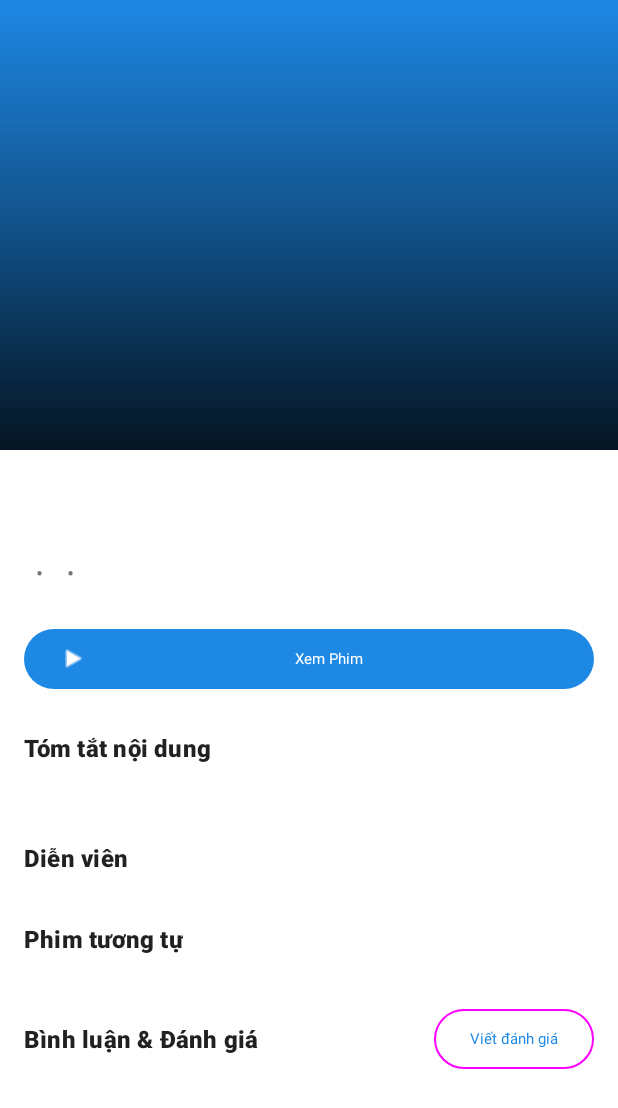
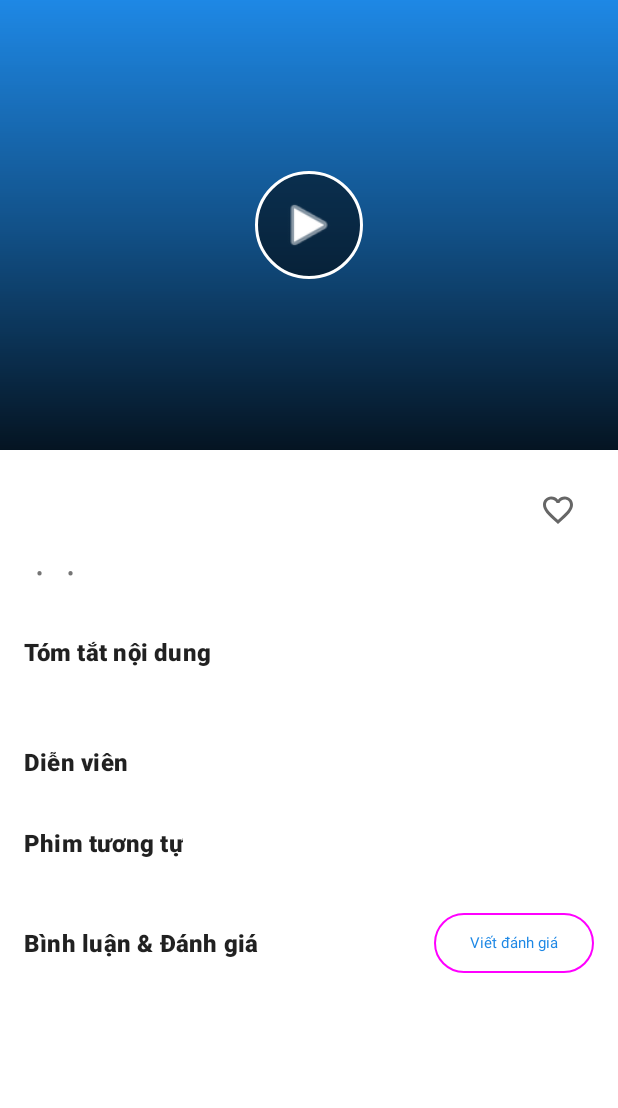
Before and after one commit to mthang045/Hidayapp, an Android app: the MovieDetailActivity screen opened directly, with no data from a screen before it, on a phone screen of 412 x 824 dp. Shown: the top 1108 px of the screen. Run offline under Robolectric (Android 15) with nearby library versions, the phone set to English and light mode, and no system bars; our stand-ins replace Firebase (no records; nobody signed in at launch, a user with empty details on screens opened directly); pictures from the network do not load; 2 statements that could not run were skipped.

Commit message:
Cập nhật trang thông tin phim

```diff
--- /dev/null
+++ b/app/src/main/res/drawable/ic_favorite_border.xml
@@ -0,0 +1,10 @@
+<vector xmlns:android="http://schemas.android.com/apk/res/android"
+    android:width="24dp"
+    android:height="24dp"
+    android:viewportWidth="24"
+    android:viewportHeight="24"
+    android:tint="?attr/colorControlNormal">
+    <path
+        android:fillColor="@android:color/white"
+        android:pathData="M16.5,3c-1.74,0 -3.41,0.81 -4.5,2.09C10.91,3.81 9.24,3 7.5,3 4.42,3 2,5.42 2,8.5c0,3.78 3.4,6.86 8.55,11.54L12,21.35l1.45,-1.32C18.6,15.36 22,12.28 22,8.5 22,5.42 19.58,3 16.5,3zM12.1,18.55l-0.1,0.1 -0.1,-0.1C7.14,14.24 4,11.39 4,8.5 4,6.5 5.5,5 7.5,5c1.54,0 3.04,0.99 3.57,2.36h1.87C13.46,5.99 14.96,5 16.5,5c2,0 3.5,1.5 3.5,3.5 0,2.89 -3.14,5.74 -7.9,10.05z"/>
+</vector>
--- /dev/null
+++ b/app/src/main/res/drawable/ic_favorite_filled.xml
@@ -0,0 +1,10 @@
+<vector xmlns:android="http://schemas.android.com/apk/res/android"
+    android:width="24dp"
+    android:height="24dp"
+    android:viewportWidth="24"
+    android:viewportHeight="24"
+    android:tint="#FF5252">
+    <path
+        android:fillColor="@android:color/white"
+        android:pathData="M12,21.35l-1.45,-1.32C5.4,15.36 2,12.28 2,8.5 2,5.42 4.42,3 7.5,3c1.74,0 3.41,0.81 4.5,2.09C13.09,3.81 14.76,3 16.5,3 19.58,3 22,5.42 22,8.5c0,3.78 -3.4,6.86 -8.55,11.54L12,21.35z"/>
+</vector>
--- /dev/null
+++ b/app/src/main/res/drawable/play_button_background.xml
@@ -0,0 +1,8 @@
+<?xml version="1.0" encoding="utf-8"?>
+<shape xmlns:android="http://schemas.android.com/apk/res/android"
+    android:shape="oval">
+    <solid android:color="#80000000" /> <!-- Màu đen mờ 50% -->
+    <stroke
+        android:width="2dp"
+        android:color="@android:color/white" />
+</shape>
--- a/app/src/main/res/layout/activity_movie_detail.xml
+++ b/app/src/main/res/layout/activity_movie_detail.xml
@@ -1,20 +1,26 @@
 <?xml version="1.0" encoding="utf-8"?>
+<!-- THAY ĐỔI 1: Bọc toàn bộ layout trong một FrameLayout -->
+<FrameLayout
+    xmlns:android="http://schemas.android.com/apk/res/android"
+    android:layout_width="match_parent"
+    android:layout_height="match_parent">
+
     <androidx.coordinatorlayout.widget.CoordinatorLayout
-    xmlns:android="http://schemas.android.com/apk/res/android"
         xmlns:app="http://schemas.android.com/apk/res-auto"
         xmlns:tools="http://schemas.android.com/tools"
+        android:id="@+id/main_content"
         android:layout_width="match_parent"
         android:layout_height="match_parent"
         android:background="?android:attr/colorBackground"
         tools:context=".main.MovieDetailActivity">
 
-    <!-- AppBarLayout và các phần khác giữ nguyên -->
         <com.google.android.material.appbar.AppBarLayout
             android:id="@+id/app_bar"
             android:layout_width="match_parent"
             android:layout_height="300dp"
             android:fitsSystemWindows="true"
             android:theme="@style/ThemeOverlay.AppCompat.Dark.ActionBar">
+
             <com.google.android.material.appbar.CollapsingToolbarLayout
                 android:id="@+id/collapsing_toolbar"
                 android:layout_width="match_parent"
@@ -23,25 +29,52 @@
                 app:contentScrim="?attr/colorPrimary"
                 app:layout_scrollFlags="scroll|exitUntilCollapsed"
                 app:toolbarId="@+id/toolbar">
+
+                <FrameLayout
+                    android:layout_width="match_parent"
+                    android:layout_height="match_parent"
+                    android:fitsSystemWindows="true">
+
                     <ImageView
                         android:id="@+id/movie_backdrop"
                         android:layout_width="match_parent"
                         android:layout_height="match_parent"
                         android:scaleType="centerCrop"
-                android:fitsSystemWindows="true"
                         app:layout_collapseMode="parallax"
                         tools:src="@drawable/ic_placeholder"
                         android:contentDescription="Ảnh nền của phim" />
+
+                    <WebView
+                        android:id="@+id/movie_player_webview"
+                        android:layout_width="match_parent"
+                        android:layout_height="match_parent"
+                        android:visibility="gone" />
+
                     <View
                         android:layout_width="match_parent"
                         android:layout_height="match_parent"
                         android:background="@drawable/gradient_overlay" />
+
+                    <ImageView
+                        android:id="@+id/play_button_overlay"
+                        android:layout_width="72dp"
+                        android:layout_height="72dp"
+                        android:layout_gravity="center"
+                        android:src="@android:drawable/ic_media_play"
+                        android:background="@drawable/play_button_background"
+                        android:padding="16dp"
+                        app:tint="@android:color/white"
+                        android:contentDescription="Nút xem phim" />
+
+                </FrameLayout>
+
                 <androidx.appcompat.widget.Toolbar
                     android:id="@+id/toolbar"
                     android:layout_width="match_parent"
                     android:layout_height="?attr/actionBarSize"
                     app:layout_collapseMode="pin"
                     app:popupTheme="@style/ThemeOverlay.AppCompat.Light" />
+
             </com.google.android.material.appbar.CollapsingToolbarLayout>
         </com.google.android.material.appbar.AppBarLayout>
 
@@ -50,13 +83,12 @@
             android:layout_height="match_parent"
             app:layout_behavior="@string/appbar_scrolling_view_behavior">
 
+            <!-- Các phần nội dung còn lại giữ nguyên -->
             <LinearLayout
                 android:layout_width="match_parent"
                 android:layout_height="wrap_content"
                 android:orientation="vertical"
                 android:padding="16dp">
-
-            <!-- Các phần thông tin phim giữ nguyên -->
                 <LinearLayout
                     android:layout_width="match_parent"
                     android:layout_height="wrap_content"
@@ -94,14 +126,6 @@
                     android:layout_width="match_parent"
                     android:layout_height="wrap_content"
                     android:layout_marginTop="8dp"/>
-            <Button
-                android:id="@+id/watch_movie_button"
-                style="@style/Widget.Material3.Button"
-                android:layout_width="match_parent"
-                android:layout_height="wrap_content"
-                android:layout_marginTop="16dp"
-                android:text="Xem Phim"
-                app:icon="@android:drawable/ic_media_play"/>
                 <TextView
                     android:layout_width="wrap_content"
                     android:layout_height="wrap_content"
@@ -109,8 +133,6 @@
                     android:text="Tóm tắt nội dung"
                     android:textAppearance="@style/TextAppearance.Material3.TitleMedium"
                     android:textStyle="bold"/>
-
-            <!-- === THAY ĐỔI NẰM Ở ĐÂY === -->
                 <TextView
                     android:id="@+id/movie_overview"
                     android:layout_width="match_parent"
@@ -120,7 +142,6 @@
                     android:maxLines="4"
                     android:ellipsize="end"
                     tools:text="Đây là phần tóm tắt dài của một bộ phim..."/>
-
                 <TextView
                     android:id="@+id/text_view_show_more"
                     android:layout_width="wrap_content"
@@ -133,8 +154,6 @@
                     android:textStyle="bold"
                     android:visibility="gone"
                     tools:visibility="visible"/>
-            <!-- ========================== -->
-
                 <TextView
                     android:layout_width="wrap_content"
                     android:layout_height="wrap_content"
@@ -161,7 +180,6 @@
                     android:layout_height="wrap_content"
                     android:layout_marginTop="8dp"
                     android:orientation="horizontal"/>
-
                 <LinearLayout
                     android:layout_width="match_parent"
                     android:layout_height="wrap_content"
@@ -182,15 +200,23 @@
                         android:layout_height="wrap_content"
                         android:text="Viết đánh giá"/>
                 </LinearLayout>
-
                 <androidx.recyclerview.widget.RecyclerView
                     android:id="@+id/reviews_recycler_view"
                     android:layout_width="match_parent"
                     android:layout_height="wrap_content"
                     android:layout_marginTop="8dp"
                     android:nestedScrollingEnabled="false"/>
-
             </LinearLayout>
         </androidx.core.widget.NestedScrollView>
 
     </androidx.coordinatorlayout.widget.CoordinatorLayout>
+
+    <!-- THAY ĐỔI 2: Thêm một FrameLayout để chứa video khi toàn màn hình -->
+    <FrameLayout
+        android:id="@+id/fullscreen_container"
+        android:layout_width="match_parent"
+        android:layout_height="match_parent"
+        android:visibility="gone"
+        android:background="@android:color/black"/>
+
+</FrameLayout>
```
Also changed, not shown: app/src/main/AndroidManifest.xml (+10 -3 lines), app/src/main/java/com/hidaymovie/main/MovieDetailActivity.java (+126 -12 lines), app/src/main/res/drawable/ic_favorite_border.png (deleted), app/src/main/res/drawable/ic_favorite_filled.png (deleted), 1 other file. Lines whose indentation alone changed are shown as unchanged.
